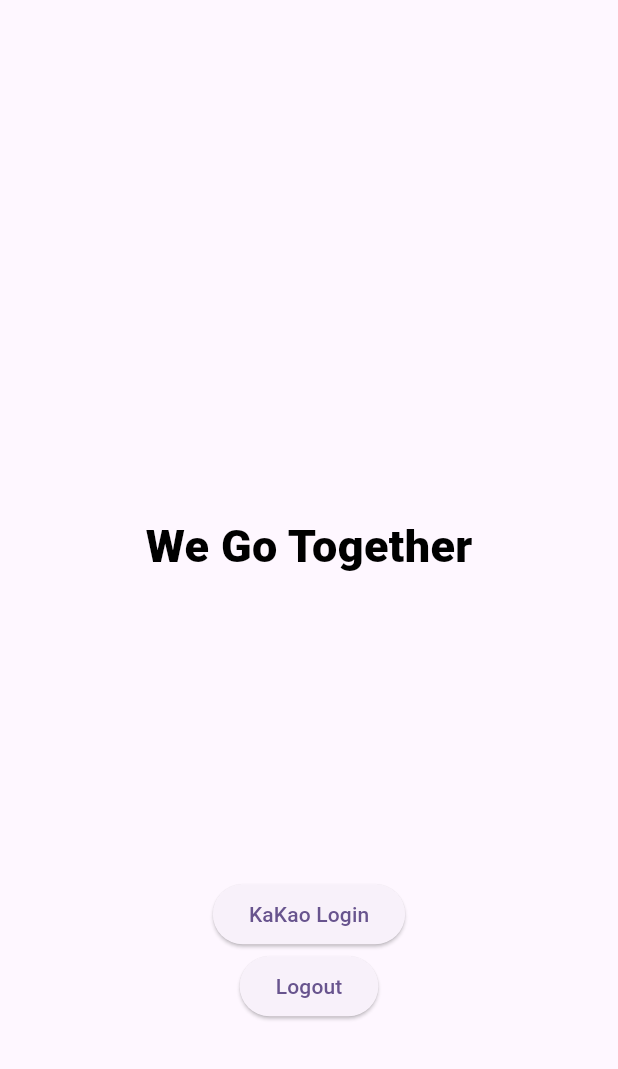
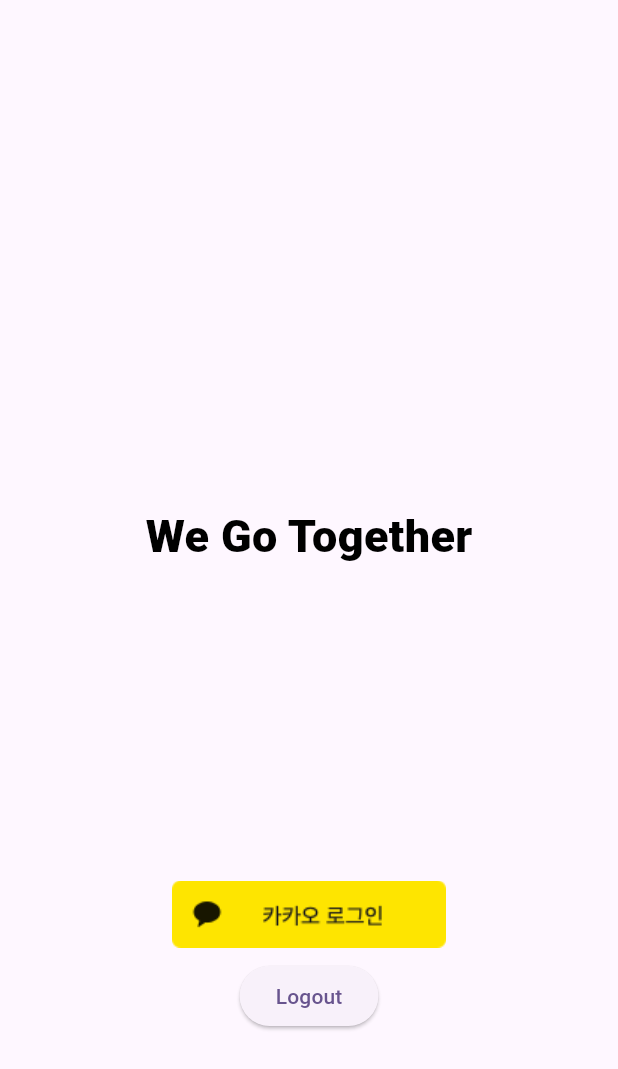
Before and after one commit to daeun0117/wego_flutter, a Flutter app: the screen it shows after launch, on a phone screen of 412 x 824 dp. Shown: the top 1069 px of the screen. Run offline on Flutter 3.47's test engine with Material 3 defaults, Android fonts, the light colour scheme and no system bars; our stand-ins replace equatable, flutter_bloc; missing offline and left inert: kakao_flutter_sdk_user.

Commit message:
login 버튼 이미지 추가

```diff
--- a/lib/domain/entities/user.dart
+++ b/lib/domain/entities/user.dart
@@ -1,5 +1,5 @@
-class AUser {
+class UserProfile {
   final String? nickName;
 
-  AUser({this.nickName});
+  UserProfile({this.nickName});
 }
--- a/lib/pages/bloc/kakao_login_bloc.dart
+++ b/lib/pages/bloc/kakao_login_bloc.dart
@@ -26,7 +26,7 @@
       //print('\n닉네임: ${user.kakaoAccount?.profile?.nickname}'
       //'\n이메일: ${user.kakaoAccount?.email}');
       emit(KakaoLoginSuccess(
-          AUser(nickName: user.kakaoAccount?.profile?.nickname)));
+          UserProfile(nickName: user.kakaoAccount?.profile?.nickname)));
     } catch (e) {
       emit(KakaoLoginFailure(e.toString()));
     }
--- a/lib/pages/bloc/kakao_login_state.dart
+++ b/lib/pages/bloc/kakao_login_state.dart
@@ -13,7 +13,7 @@
 class KakaoLoginLoading extends KakaoLoginState {}
 
 class KakaoLoginSuccess extends KakaoLoginState {
-  final AUser user;
+  final UserProfile user;
 
   const KakaoLoginSuccess(this.user);
 
--- a/lib/pages/login/login_page.dart
+++ b/lib/pages/login/login_page.dart
@@ -51,11 +51,12 @@
                 const SizedBox(
                   height: 200,
                 ),
-                ElevatedButton(
+                IconButton(
+                  icon: Image.asset('assets/images/kakao_login.png'),
+                  iconSize: 70,
                   onPressed: () {
                     context.read<KakaoLoginBloc>().add(LoginWithKakao());
                   },
-                  child: const Text('KaKao Login'),
                 ),
                 ElevatedButton(
                   onPressed: () {
--- a/pubspec.yaml
+++ b/pubspec.yaml
@@ -62,8 +62,8 @@
   uses-material-design: true
 
   # To add assets to your application, add an assets section, like this:
-  # assets:
-  #   - images/a_dot_burr.jpeg
+  assets:
+     - assets/images/kakao_login.png
   #   - images/a_dot_ham.jpeg
 
   # An image asset can refer to one or more resolution-specific "variants", see
```
Also changed, not shown: assets/images/kakao_login.png (added).
